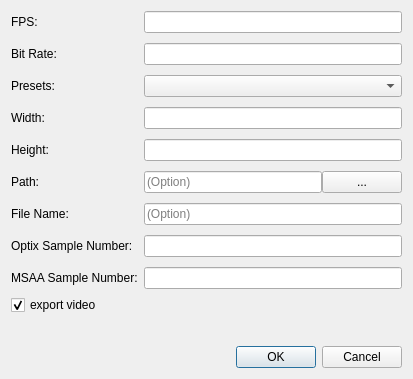
zenustech/zeno, file ui/zenoedit/dialog/zrecorddlg.ui: the form before one commit.
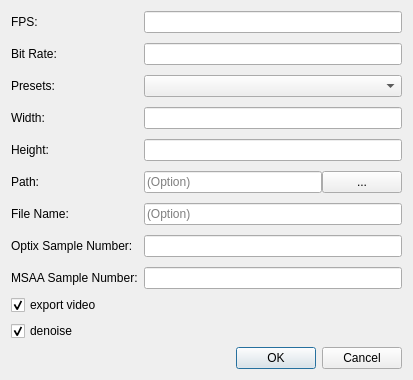
The form after the commit.

Diff of the .ui file:
```diff
--- a/ui/zenoedit/dialog/zrecorddlg.ui
+++ b/ui/zenoedit/dialog/zrecorddlg.ui
@@ -140,6 +140,16 @@
      </property>
     </widget>
    </item>
+   <item>
+    <widget class="QCheckBox" name="cbNeedDenoise">
+     <property name="text">
+      <string>denoise</string>
+     </property>
+     <property name="checked">
+      <bool>true</bool>
+     </property>
+    </widget>
+   </item>
    <item>
     <spacer name="verticalSpacer">
      <property name="orientation">
```
